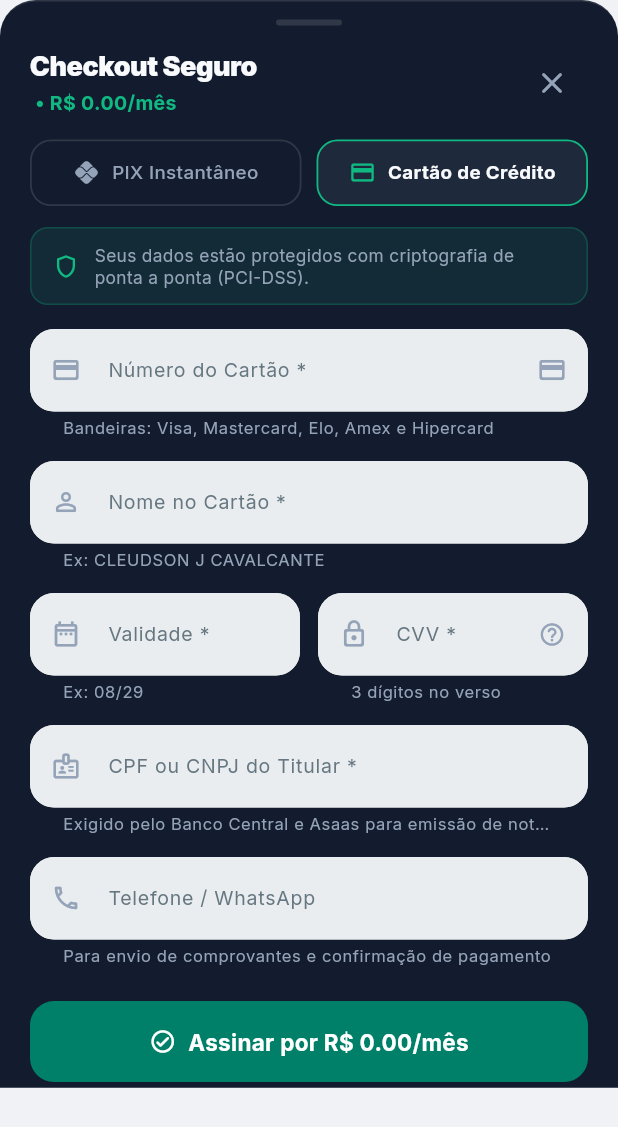
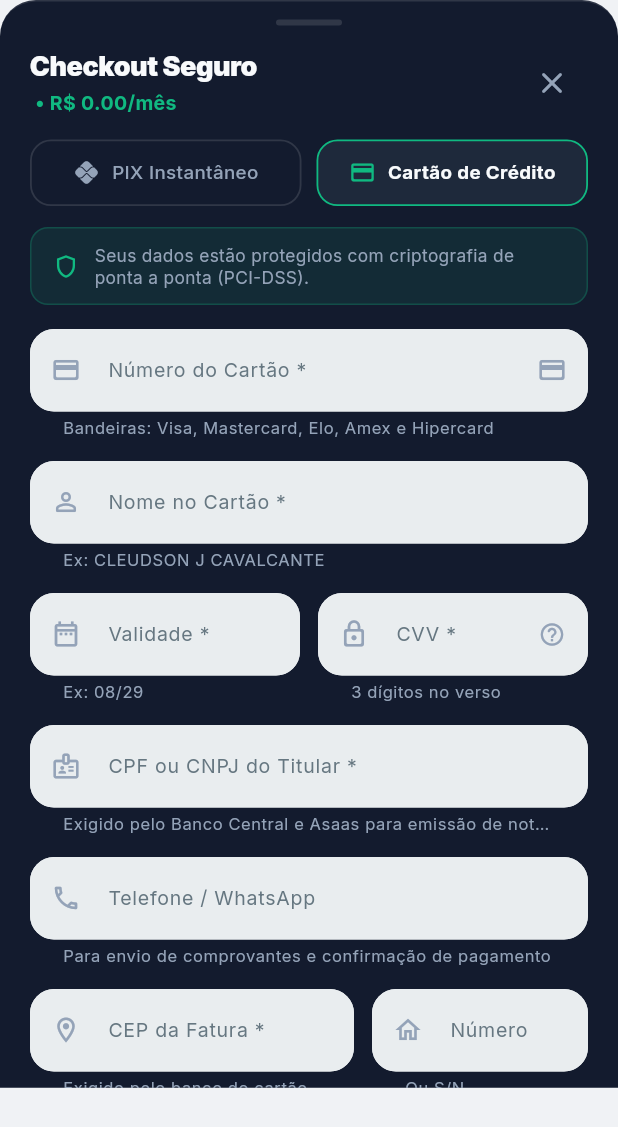
Before and after one commit to cleudsonx/B2B-personal-ia, a Flutter app: the _CheckoutBottomSheet widget shown alone on an empty page, opened directly with empty values, after a tap on "Cartão de Crédito", on a phone screen of 412 x 824 dp. Shown: the top 1127 px of the screen. Run offline on Flutter 3.47's test engine with Material 3 defaults, Android fonts, the phone set to English and light mode, and no system bars; our stand-ins replace flutter_animate, google_fonts, image_picker, local_auth, shared_preferences, supabase_flutter; missing offline and left inert: dart:js_interop; accounts and stored records are empty; network calls fail.

Commit message:
fix(checkout): adiciona campos de CEP e Numero no cartao, desbloqueia Pix com input nominal e mensagens amigaveis

```diff
--- a/mobile/lib/core/config/app_changelog.dart
+++ b/mobile/lib/core/config/app_changelog.dart
@@ -38,8 +38,8 @@ class VersionRelease {
 class AppChangelog {
   static const List<VersionRelease> history = [
     VersionRelease(
-      version: '1.4.1',
-      buildNumber: 2026102874,
+      version: '1.4.2',
+      buildNumber: 2026102875,
       date: '17 de Outubro, 2026',
       summary:
           'Checkout Asaas Transparente: Pix & Cartão centralizados na conta oficial, detecção automática de bandeiras, máscaras e validação obrigatória de CPF/CNPJ.',
--- a/mobile/lib/core/config/app_config.dart
+++ b/mobile/lib/core/config/app_config.dart
@@ -46,10 +46,10 @@ class AppConfig {
   static const String supabaseAnonKey = supabasePublishableKey;
 
   // Informações Oficiais de Versionamento (SemVer) & Build
-  static const String appVersion = '1.4.1';
-  static const int buildNumber = 2026102874;
+  static const String appVersion = '1.4.2';
+  static const int buildNumber = 2026102875;
   static const String buildDate = '17 de Outubro, 2026';
-  static const String releaseNotes = 'Checkout Asaas Transparente: Pix & Cartao centralizados, mascaras mobile e campo CPF/CNPJ';
+  static const String releaseNotes = 'Correcao Checkout: campos de CEP e Numero adicionados e Pix desbloqueado sem dead-end de CPF';
 
   static String get fullVersionString => 'v$appVersion (Build $buildNumber)';
 }
--- a/mobile/lib/features/subscription/subscription_screen.dart
+++ b/mobile/lib/features/subscription/subscription_screen.dart
@@ -872,12 +872,19 @@ class _CheckoutBottomSheetState extends State<_CheckoutBottomSheet> {
   final TextEditingController _cvvController = TextEditingController();
   final TextEditingController _cpfCnpjController = TextEditingController();
   final TextEditingController _phoneController = TextEditingController();
+  final TextEditingController _postalCodeController = TextEditingController();
+  final TextEditingController _addressNumberController = TextEditingController();
 
   @override
   void initState() {
     super.initState();
     _prefillUserData();
-    _createSession();
+    final cleanCpf = _cpfCnpjController.text.replaceAll(RegExp(r'\D'), '');
+    if (_paymentMethod == 'pix' && (cleanCpf.length == 11 || cleanCpf.length == 14)) {
+      _createSession();
+    } else {
+      _isLoading = false;
+    }
   }
 
   void _prefillUserData() {
@@ -906,6 +913,19 @@ class _CheckoutBottomSheetState extends State<_CheckoutBottomSheet> {
           _cpfCnpjController.text = cpf;
         }
       }
+      final postalCode = (meta['postal_code'] as String?) ?? (meta['cep'] as String?) ?? '';
+      if (postalCode.isNotEmpty) {
+        final digits = postalCode.replaceAll(RegExp(r'\D'), '');
+        if (digits.length == 8) {
+          _postalCodeController.text = '${digits.substring(0, 5)}-${digits.substring(5)}';
+        } else {
+          _postalCodeController.text = postalCode;
+        }
+      }
+      final addrNum = (meta['address_number'] as String?) ?? (meta['numero'] as String?) ?? '';
+      if (addrNum.isNotEmpty) {
+        _addressNumberController.text = addrNum;
+      }
     }
   }
 
@@ -918,6 +938,8 @@ class _CheckoutBottomSheetState extends State<_CheckoutBottomSheet> {
     _cvvController.dispose();
     _cpfCnpjController.dispose();
     _phoneController.dispose();
+    _postalCodeController.dispose();
+    _addressNumberController.dispose();
     super.dispose();
   }
 
@@ -1040,18 +1062,26 @@ class _CheckoutBottomSheetState extends State<_CheckoutBottomSheet> {
       return;
     }
 
+    final cleanCpf = _cpfCnpjController.text.replaceAll(RegExp(r'\D'), '');
+    if (cleanCpf.length != 11 && cleanCpf.length != 14) {
+      setState(() {
+        _checkoutError = 'Informe um CPF (11 dígitos) ou CNPJ (14 dígitos) para emitir o Pix.';
+        _isLoading = false;
+      });
+      return;
+    }
+
     setState(() {
       _isLoading = true;
       _checkoutError = null;
     });
     try {
-      final cleanCpf = _cpfCnpjController.text.replaceAll(RegExp(r'\D'), '');
       final session = await SubscriptionService.createCheckoutSession(
         planId: widget.plan.id,
         billingInterval: widget.isYearly ? 'yearly' : 'monthly',
         paymentMethod: _paymentMethod,
         provider: 'asaas',
-        cpfCnpj: cleanCpf.isNotEmpty ? cleanCpf : null,
+        cpfCnpj: cleanCpf,
       );
       if (session.sessionId.isEmpty ||
           (_paymentMethod == 'pix' &&
@@ -1063,6 +1093,7 @@ class _CheckoutBottomSheetState extends State<_CheckoutBottomSheet> {
       setState(() {
         _session = session;
         _isLoading = false;
+        _checkoutError = null;
       });
       if (_paymentMethod == 'pix') {
         _startPixPolling();
@@ -1087,6 +1118,8 @@ class _CheckoutBottomSheetState extends State<_CheckoutBottomSheet> {
     final cvv = _cvvController.text.trim();
     final cleanCpf = _cpfCnpjController.text.replaceAll(RegExp(r'\D'), '');
     final cleanPhone = _phoneController.text.replaceAll(RegExp(r'\D'), '');
+    final cleanCep = _postalCodeController.text.replaceAll(RegExp(r'\D'), '');
+    final addrNumber = _addressNumberController.text.trim();
 
     if (rawNumber.length < 13 || rawNumber.length > 19) {
       _showError('Por favor, digite um número de cartão válido.');
@@ -1112,6 +1145,10 @@ class _CheckoutBottomSheetState extends State<_CheckoutBottomSheet> {
     }
     if (cleanCpf.length != 11 && cleanCpf.length != 14) {
       _showError('O campo CPF ou CNPJ do titular é obrigatório para emissão da assinatura.');
+      return;
+    }
+    if (cleanCep.length != 8) {
+      _showError('Informe o CEP de cobrança do cartão com 8 dígitos.');
       return;
     }
 
@@ -1131,6 +1168,8 @@ class _CheckoutBottomSheetState extends State<_CheckoutBottomSheet> {
         ccv: cvv,
         holderCpf: cleanCpf,
         holderPhone: cleanPhone.isNotEmpty ? cleanPhone : null,
+        holderPostalCode: cleanCep,
+        holderAddressNumber: addrNumber.isNotEmpty ? addrNumber : 'S/N',
       );
 
       if (mounted) {
@@ -1347,46 +1386,44 @@ class _CheckoutBottomSheetState extends State<_CheckoutBottomSheet> {
                       color: MetaColors.emerald,
                     ),
                   )
-                : _checkoutError != null
-                    ? Center(
-                        child: Padding(
-                          padding: const EdgeInsets.all(24),
-                          child: Column(
-                            mainAxisSize: MainAxisSize.min,
-                            children: [
-                              const Icon(
-                                Icons.error_outline,
-                                color: Colors.orange,
-                                size: 40,
-                              ),
-                              const SizedBox(height: 12),
-                              Text(
-                                _checkoutError!,
-                                textAlign: TextAlign.center,
-                                style: const TextStyle(
-                                  color: MetaColors.textPrimary,
-                                ),
-                              ),
-                              const SizedBox(height: 16),
-                              OutlinedButton.icon(
-                                onPressed: _createSession,
-                                icon: const Icon(Icons.refresh),
-                                label: const Text('Tentar novamente'),
-                              ),
-                            ],
-                          ),
-                        ),
-                      )
-                    : SingleChildScrollView(
+                : SingleChildScrollView(
                     physics: const BouncingScrollPhysics(),
                     padding: EdgeInsets.only(
                       left: 20,
                       right: 20,
                       bottom: bottomPadding + 20,
                     ),
-                    child: _paymentMethod == 'pix'
-                        ? _buildPixContent()
-                        : _buildCreditCardContent(amount),
+                    child: Column(
+                      crossAxisAlignment: CrossAxisAlignment.stretch,
+                      children: [
+                        if (_checkoutError != null) ...[
+                          Container(
+                            padding: const EdgeInsets.symmetric(horizontal: 14, vertical: 10),
+                            decoration: BoxDecoration(
+                              color: Colors.red.withValues(alpha: 0.12),
+                              borderRadius: BorderRadius.circular(12),
+                              border: Border.all(color: Colors.red.withValues(alpha: 0.3)),
+                            ),
+                            child: Row(
+                              children: [
+                                const Icon(Icons.error_outline_rounded, color: Colors.redAccent, size: 20),
+                                const SizedBox(width: 10),
+                                Expanded(
+                                  child: Text(
+                                    _checkoutError!,
+                                    style: const TextStyle(color: MetaColors.textPrimary, fontSize: 12.5),
+                                  ),
+                                ),
+                              ],
+                            ),
+                          ),
+                          const SizedBox(height: 14),
+                        ],
+                        _paymentMethod == 'pix'
+                            ? _buildPixContent()
+                            : _buildCreditCardContent(amount),
+                      ],
+                    ),
                   ),
           ),
         ],
@@ -1820,6 +1857,57 @@ class _CheckoutBottomSheetState extends State<_CheckoutBottomSheet> {
             helperStyle: TextStyle(color: MetaColors.textSecondary, fontSize: 11),
           ),
         ),
+        const SizedBox(height: 14),
+
+        // Endereço de Cobrança do Cartão (Exigido pelo Asaas e Antifraude)
+        Row(
+          crossAxisAlignment: CrossAxisAlignment.start,
+          children: [
+            Expanded(
+              flex: 3,
+              child: TextFormField(
+                controller: _postalCodeController,
+                keyboardType: TextInputType.number,
+                inputFormatters: [
+                  FilteringTextInputFormatter.digitsOnly,
+                  PostalCodeInputFormatter(),
+                ],
+                style: const TextStyle(color: MetaColors.textPrimary),
+                decoration: const InputDecoration(
+                  labelText: 'CEP da Fatura *',
+                  hintText: '00000-000',
+                  prefixIcon: Icon(
+                    Icons.location_on_outlined,
+                    color: MetaColors.textSecondary,
+                    size: 20,
+                  ),
+                  helperText: 'Exigido pelo banco do cartão',
+                  helperStyle: TextStyle(color: MetaColors.textSecondary, fontSize: 11),
+                ),
+              ),
+            ),
+            const SizedBox(width: 12),
+            Expanded(
+              flex: 2,
+              child: TextFormField(
+                controller: _addressNumberController,
+                keyboardType: TextInputType.text,
+                style: const TextStyle(color: MetaColors.textPrimary),
+                decoration: const InputDecoration(
+                  labelText: 'Número',
+                  hintText: 'Ex: 100',
+                  prefixIcon: Icon(
+                    Icons.home_outlined,
+                    color: MetaColors.textSecondary,
+                    size: 20,
+                  ),
+                  helperText: 'Ou S/N',
+                  helperStyle: TextStyle(color: MetaColors.textSecondary, fontSize: 11),
+                ),
+              ),
+            ),
+          ],
+        ),
         const SizedBox(height: 22),
 
         // Botão de Confirmação In-App
@@ -1945,3 +2033,25 @@ class PhoneInputFormatter extends TextInputFormatter {
     );
   }
 }
+
+class PostalCodeInputFormatter extends TextInputFormatter {
+  @override
+  TextEditingValue formatEditUpdate(
+    TextEditingValue oldValue,
+    TextEditingValue newValue,
+  ) {
+    final digits = newValue.text.replaceAll(RegExp(r'\D'), '');
+    if (digits.length > 8) return oldValue;
+
+    final buffer = StringBuffer();
+    for (int i = 0; i < digits.length; i++) {
+      if (i == 5) buffer.write('-');
+      buffer.write(digits[i]);
+    }
+    final formatted = buffer.toString();
+    return TextEditingValue(
+      text: formatted,
+      selection: TextSelection.collapsed(offset: formatted.length),
+    );
+  }
+}
--- a/mobile/pubspec.yaml
+++ b/mobile/pubspec.yaml
@@ -16,7 +16,7 @@ publish_to: 'none' # Remove this line if you wish to publish to pub.dev
 # https://developer.apple.com/library/archive/documentation/General/Reference/InfoPlistKeyReference/Articles/CoreFoundationKeys.html
 # In Windows, build-name is used as the major, minor, and patch parts
 # of the product and file versions while build-number is used as the build suffix.
-version: 1.4.1+2026102874
+version: 1.4.2+2026102875
 
 environment:
   sdk: '>=3.7.0 <4.0.0'
```
Also changed, not shown: 3 other files.
